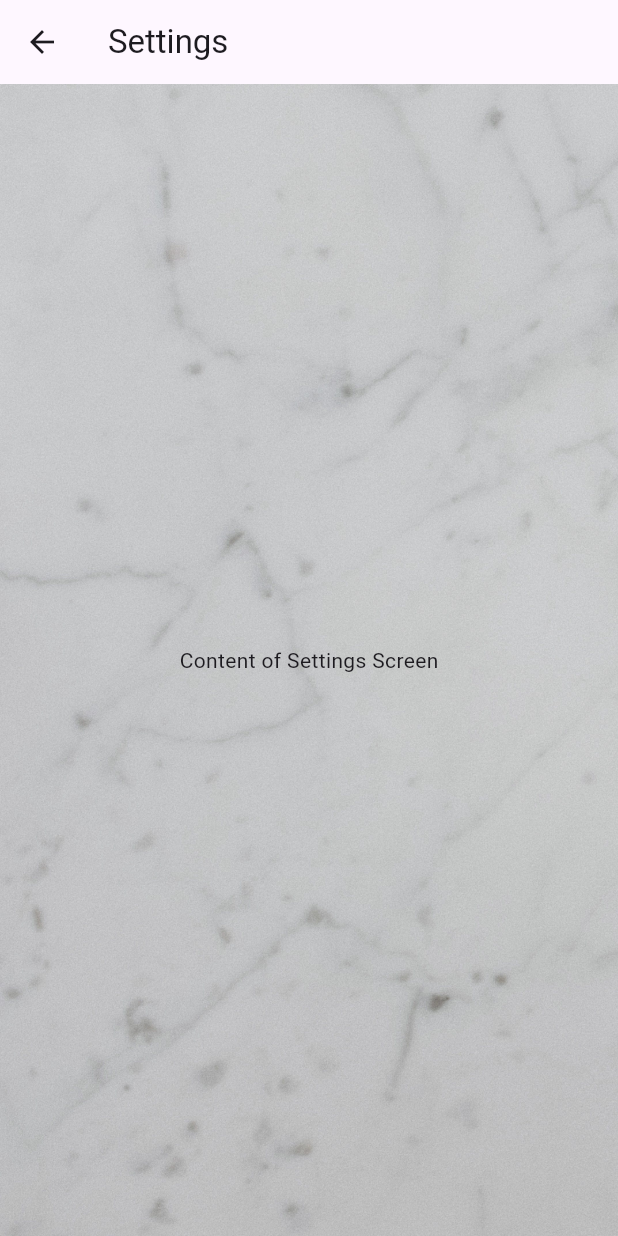
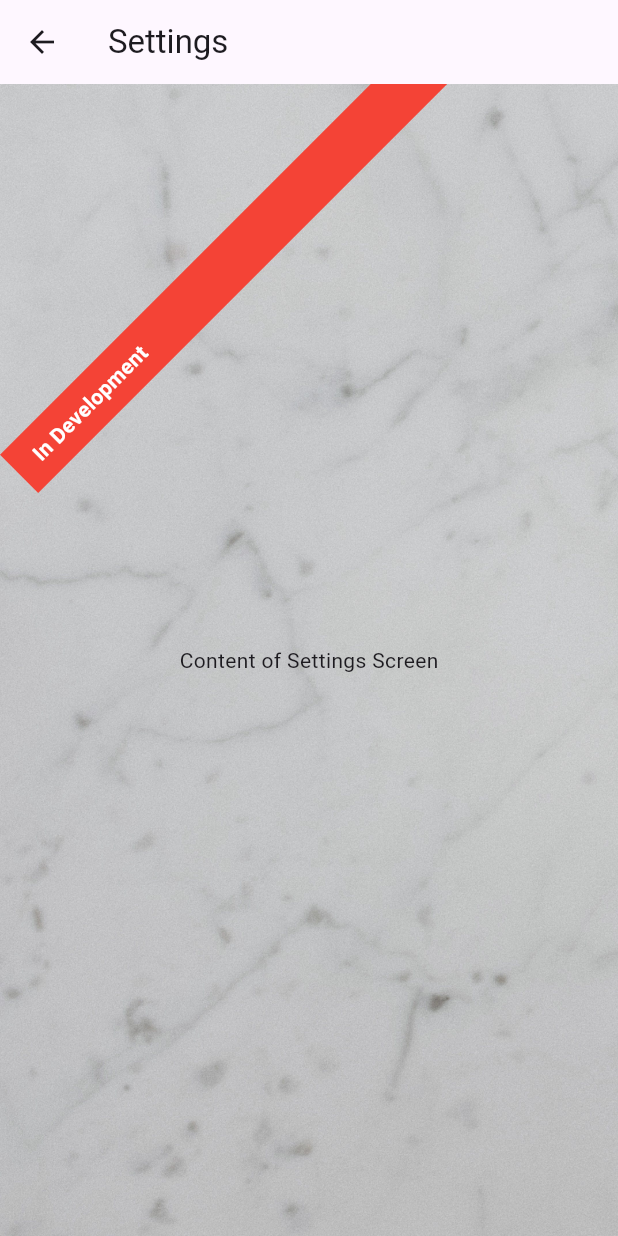
Before and after one commit to SithumRaigamage/CeraFlaw, a Flutter app: the SettingsScreen screen opened directly, on a phone screen of 412 x 824 dp. Run offline on Flutter 3.47's test engine with Material 3 defaults, Android fonts, the phone set to English and light mode, and no system bars.

Commit message:
settingScreen
updated by putting a banner indicating ''in development stage''

```diff
--- a/frontend/lib/SettingsScreen.dart
+++ b/frontend/lib/SettingsScreen.dart
@@ -7,7 +7,9 @@ class SettingsScreen extends StatelessWidget {
       appBar: AppBar(
         title: Text('Settings'),
       ),
-      body: Container(
+      body: Stack(
+        children: [
+          Container(
             decoration: BoxDecoration(
               image: DecorationImage(
                 image: AssetImage("assets/ceraflaw_wallpaper.jpg"),
@@ -15,10 +17,30 @@ class SettingsScreen extends StatelessWidget {
                 alignment: Alignment.topLeft,
               ),
             ),
-        child:Center(
+            child: Center(
               child: Text('Content of Settings Screen'),
             ),
-      )
+          ),
+          // Diagonal Banner
+          Positioned(
+            top: MediaQuery.of(context).size.height * 0.3, // Adjust the height as needed
+            left: 0,
+            right: 0,
+            child: Container(
+              padding: EdgeInsets.symmetric(vertical: 8, horizontal: 16),
+              transform: Matrix4.rotationZ(-0.785398),
+              color: Colors.red, // Choose your banner color
+              child: Text(
+                'In Development',
+                style: TextStyle(
+                  color: Colors.white,
+                  fontWeight: FontWeight.bold,
+                ),
+              ),
+            ),
+          ),
+        ],
+      ),
     );
   }
 }
```
Lines whose indentation alone changed are shown as unchanged.
